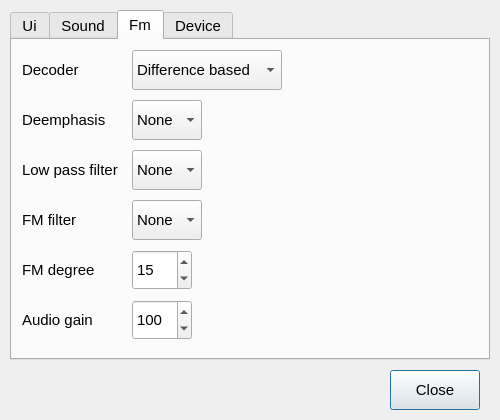
Before: the Qt Designer form settings.ui in marcogrecopriolo/guglielmo, drawn with Qt 5.
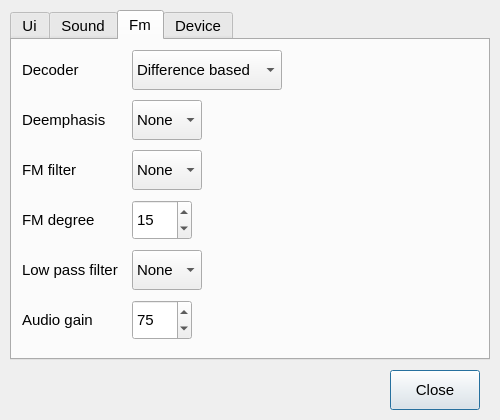
After: the same form once the commit is applied.

Commit message: rearrange settings

The edit to the form file:
```diff
--- a/settings.ui
+++ b/settings.ui
@@ -319,7 +319,7 @@
      <property name="geometry">
       <rect>
        <x>10</x>
-       <y>110</y>
+       <y>210</y>
        <width>100</width>
        <height>40</height>
       </rect>
@@ -337,7 +337,7 @@
      <property name="geometry">
       <rect>
        <x>120</x>
-       <y>110</y>
+       <y>210</y>
        <width>70</width>
        <height>40</height>
       </rect>
@@ -388,7 +388,7 @@
      <property name="geometry">
       <rect>
        <x>10</x>
-       <y>160</y>
+       <y>110</y>
        <width>100</width>
        <height>40</height>
       </rect>
@@ -406,7 +406,7 @@
      <property name="geometry">
       <rect>
        <x>10</x>
-       <y>210</y>
+       <y>160</y>
        <width>100</width>
        <height>40</height>
       </rect>
@@ -424,7 +424,7 @@
      <property name="geometry">
       <rect>
        <x>120</x>
-       <y>160</y>
+       <y>110</y>
        <width>70</width>
        <height>40</height>
       </rect>
@@ -485,7 +485,7 @@
      <property name="geometry">
       <rect>
        <x>120</x>
-       <y>210</y>
+       <y>160</y>
        <width>60</width>
        <height>40</height>
       </rect>
@@ -544,7 +544,7 @@
       <number>200</number>
      </property>
      <property name="value">
-      <number>100</number>
+      <number>75</number>
      </property>
     </widget>
    </widget>
```
The commit also changes 1 other file.
